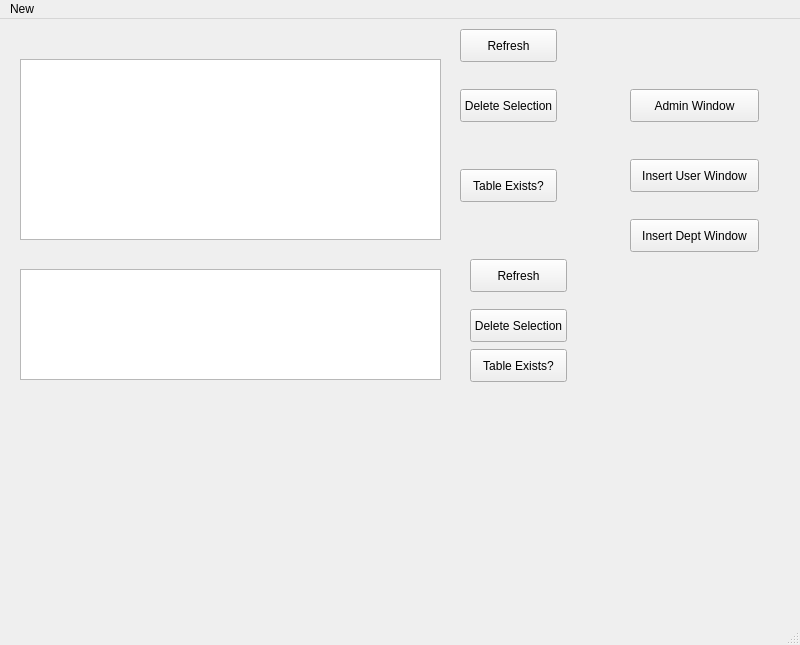
Qt form mainwindow.ui (ardieMejia/CPP-Qt-user-management-app) before a commit.
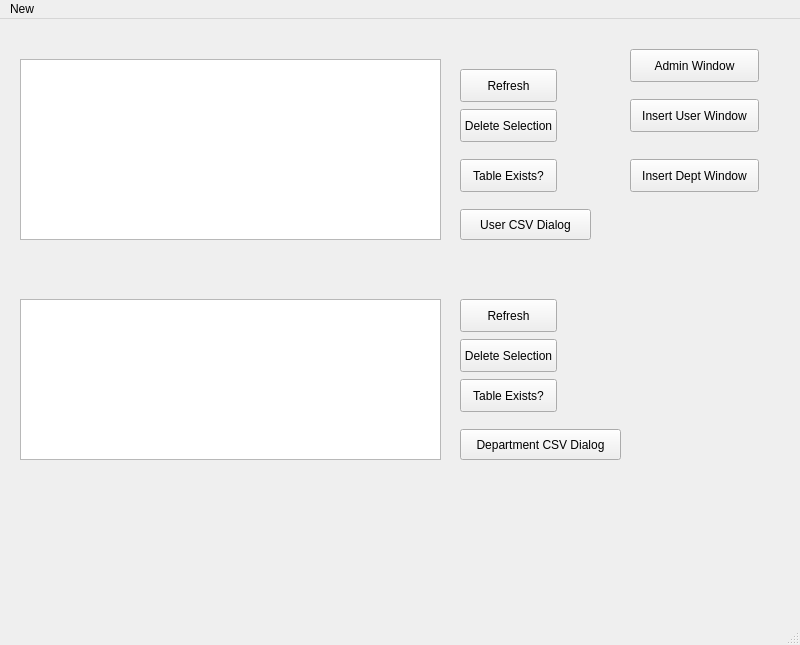
The same form after that commit.

Commit message: NOTE-TO-SELF & empty buttons

What changed in the file:
```diff
--- a/mainwindow.ui
+++ b/mainwindow.ui
@@ -31,7 +31,7 @@
     <property name="geometry">
      <rect>
       <x>460</x>
-      <y>10</y>
+      <y>50</y>
       <width>97</width>
       <height>33</height>
      </rect>
@@ -54,7 +54,7 @@
     <property name="geometry">
      <rect>
       <x>630</x>
-      <y>70</y>
+      <y>30</y>
       <width>129</width>
       <height>33</height>
      </rect>
@@ -67,7 +67,7 @@
     <property name="geometry">
      <rect>
       <x>460</x>
-      <y>70</y>
+      <y>90</y>
       <width>97</width>
       <height>33</height>
      </rect>
@@ -80,7 +80,7 @@
     <property name="geometry">
      <rect>
       <x>460</x>
-      <y>150</y>
+      <y>140</y>
       <width>97</width>
       <height>33</height>
      </rect>
@@ -93,7 +93,7 @@
     <property name="geometry">
      <rect>
       <x>630</x>
-      <y>140</y>
+      <y>80</y>
       <width>129</width>
       <height>33</height>
      </rect>
@@ -106,9 +106,9 @@
     <property name="geometry">
      <rect>
       <x>20</x>
-      <y>250</y>
+      <y>280</y>
       <width>421</width>
-      <height>111</height>
+      <height>161</height>
      </rect>
     </property>
    </widget>
@@ -116,7 +116,7 @@
     <property name="geometry">
      <rect>
       <x>630</x>
-      <y>200</y>
+      <y>140</y>
       <width>129</width>
       <height>33</height>
      </rect>
@@ -128,8 +128,8 @@
    <widget class="QPushButton" name="buttonDeptTableExists">
     <property name="geometry">
      <rect>
-      <x>470</x>
-      <y>330</y>
+      <x>460</x>
+      <y>360</y>
       <width>97</width>
       <height>33</height>
      </rect>
@@ -141,8 +141,8 @@
    <widget class="QPushButton" name="buttonGetAllDept">
     <property name="geometry">
      <rect>
-      <x>470</x>
-      <y>240</y>
+      <x>460</x>
+      <y>280</y>
       <width>97</width>
       <height>33</height>
      </rect>
@@ -154,8 +154,8 @@
    <widget class="QPushButton" name="buttonDeleteDeptSelection">
     <property name="geometry">
      <rect>
-      <x>470</x>
-      <y>290</y>
+      <x>460</x>
+      <y>320</y>
       <width>97</width>
       <height>33</height>
      </rect>
@@ -164,6 +164,32 @@
      <string>Delete Selection</string>
     </property>
    </widget>
+   <widget class="QPushButton" name="insertUserCsvDialog">
+    <property name="geometry">
+     <rect>
+      <x>460</x>
+      <y>190</y>
+      <width>131</width>
+      <height>31</height>
+     </rect>
+    </property>
+    <property name="text">
+     <string>User CSV Dialog</string>
+    </property>
+   </widget>
+   <widget class="QPushButton" name="insertUserDepartmentDialog">
+    <property name="geometry">
+     <rect>
+      <x>460</x>
+      <y>410</y>
+      <width>161</width>
+      <height>31</height>
+     </rect>
+    </property>
+    <property name="text">
+     <string>Department CSV Dialog</string>
+    </property>
+   </widget>
   </widget>
   <widget class="QMenuBar" name="menubar">
    <property name="geometry">
```
The commit also changes 10 other files.
